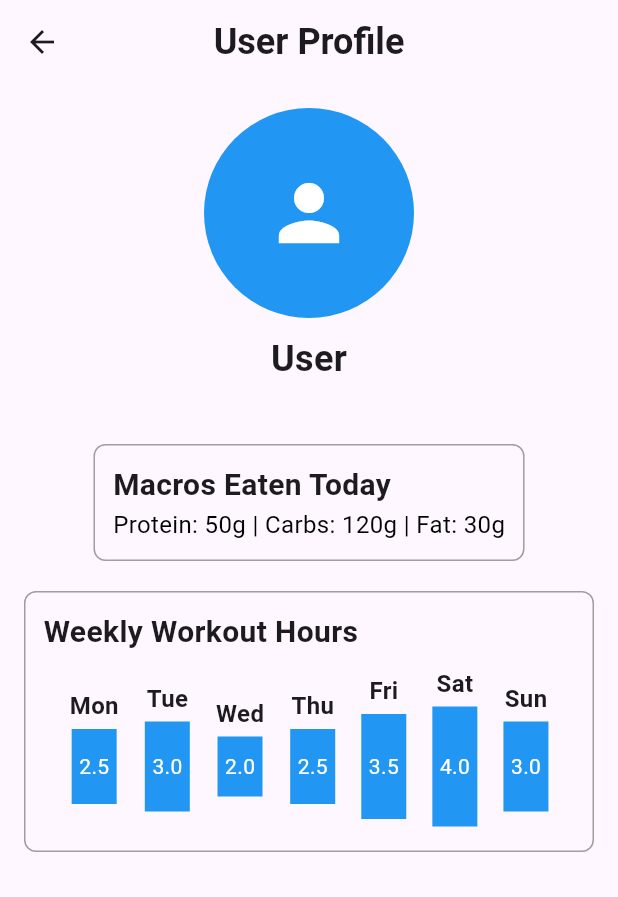
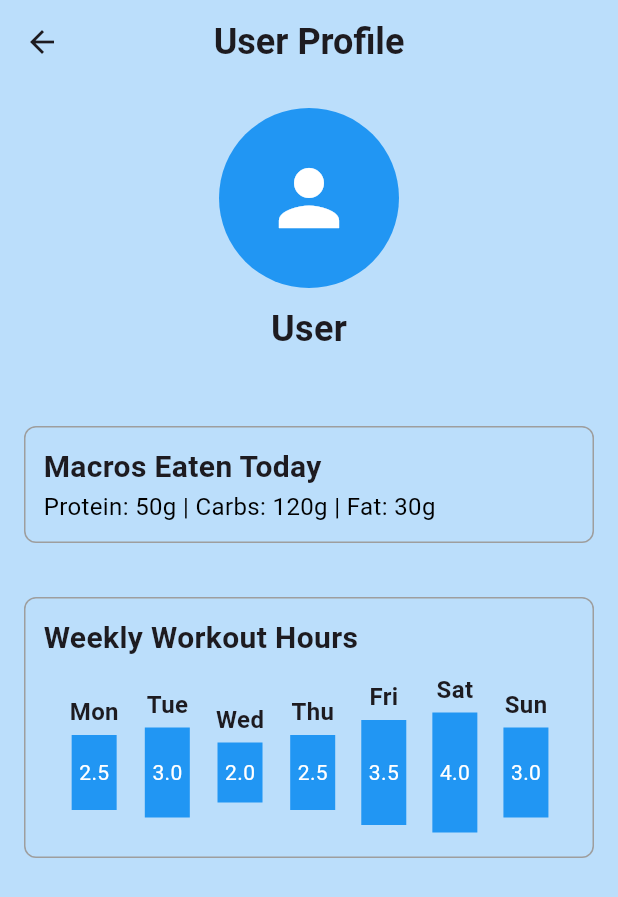
Before and after one commit to rextail90/HealthSync_V2, a Flutter app: the ProfileTab screen opened directly, on a phone screen of 412 x 824 dp. Shown: the top 897 px of the screen. Run offline on Flutter 3.47's test engine with Material 3 defaults, Android fonts, the light colour scheme and no system bars.

Commit message:
User Login Screen and better widgets for profile_tab

```diff
--- a/lib/screens/profile_tab.dart
+++ b/lib/screens/profile_tab.dart
@@ -4,7 +4,9 @@ class ProfileTab extends StatelessWidget {
   @override
   Widget build(BuildContext context) {
     return Scaffold(
+      backgroundColor: Colors.blue[100],
       appBar: AppBar(
+        backgroundColor: Colors.blue[100],
         title: const Text(
           'User Profile',
           style: TextStyle(
@@ -16,15 +18,13 @@ class ProfileTab extends StatelessWidget {
       ),
       body: Padding(
         padding: const EdgeInsets.all(16.0),
-        child: SingleChildScrollView(
-          child: Column(
-            crossAxisAlignment: CrossAxisAlignment.center,
+        child: ListView(
           children: [
-              // Column containing CircleAvatar and 'User' text
+            // CircleAvatar and 'User' text
             const Column(
               children: [
                 CircleAvatar(
-                    radius: 70.0,
+                  radius: 60.0,
                   backgroundColor: Colors.blue,
                   child: Icon(
                     Icons.person,
@@ -32,7 +32,7 @@ class ProfileTab extends StatelessWidget {
                     color: Colors.white,
                   ),
                 ),
-                  SizedBox(height: 10.0), // Spacer between CircleAvatar and 'User' text
+                SizedBox(height: 10.0),
                 Text(
                   'User',
                   style: TextStyle(fontSize: 24.0, fontWeight: FontWeight.bold),
@@ -41,8 +41,9 @@ class ProfileTab extends StatelessWidget {
             ),
             const SizedBox(height: 40.0), // Spacer between 'User' and widgets below
 
-              // Macros eaten widget with border
-              _buildBorderedWidget(
+            // First widget: Macros Eaten Today
+            SingleChildScrollView(
+              child: _buildBorderedWidget(
                 child: const Column(
                   crossAxisAlignment: CrossAxisAlignment.start,
                   children: [
@@ -60,10 +61,12 @@ class ProfileTab extends StatelessWidget {
                   ],
                 ),
               ),
+            ),
             const SizedBox(height: 20.0), // Spacer between widgets
 
-              // Weekly Workout Hours widget with border
-              _buildBorderedWidget(
+            // Second widget: Weekly Workout Hours
+            SingleChildScrollView(
+              child: _buildBorderedWidget(
                 child: Column(
                   crossAxisAlignment: CrossAxisAlignment.start,
                   children: [
@@ -90,8 +93,8 @@ class ProfileTab extends StatelessWidget {
                   ],
                 ),
               ),
+            ),
           ],
-          ),
         ),
       ),
     );
@@ -101,6 +104,7 @@ class ProfileTab extends StatelessWidget {
   Widget _buildBorderedWidget({required Widget child}) {
     return Container(
       padding: const EdgeInsets.all(12.0),
+      margin: const EdgeInsets.symmetric(vertical: 8.0), // Adjust vertical margin as needed
       decoration: BoxDecoration(
         border: Border.all(
           color: Colors.grey,
```
Also changed, not shown: lib/main.dart (+76 -7 lines). Lines whose indentation alone changed are shown as unchanged.
